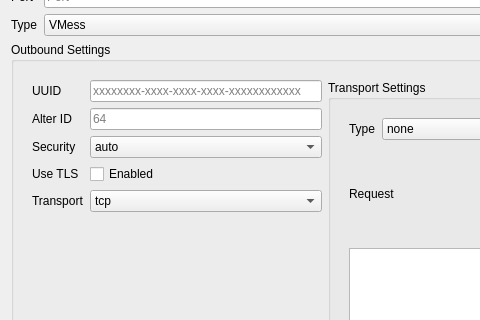
First picture: the form in src/ui/w_OutboundEditor.ui, repository darsvador/qvssr, before the edit; both pictures show x 0 to 480 and y 81 to 401 of the 920 by 630 pixel window.
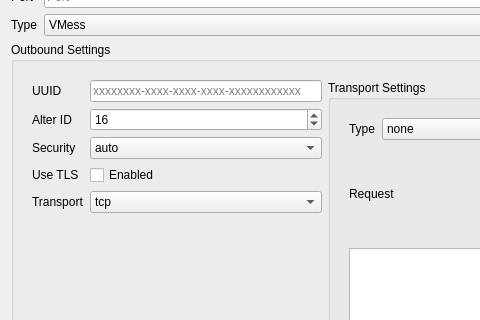
Second picture: the form after the edit.

```diff
--- a/src/ui/w_OutboundEditor.ui
+++ b/src/ui/w_OutboundEditor.ui
@@ -202,12 +202,12 @@
              </widget>
             </item>
             <item row="1" column="1">
-             <widget class="QLineEdit" name="alterLineEdit">
-              <property name="maxLength">
-               <number>5</number>
+             <widget class="QSpinBox" name="alterLineEdit">
+              <property name="maximum">
+               <number>1024</number>
               </property>
-              <property name="placeholderText">
-               <string>64</string>
+              <property name="value">
+               <number>16</number>
               </property>
              </widget>
             </item>
```
